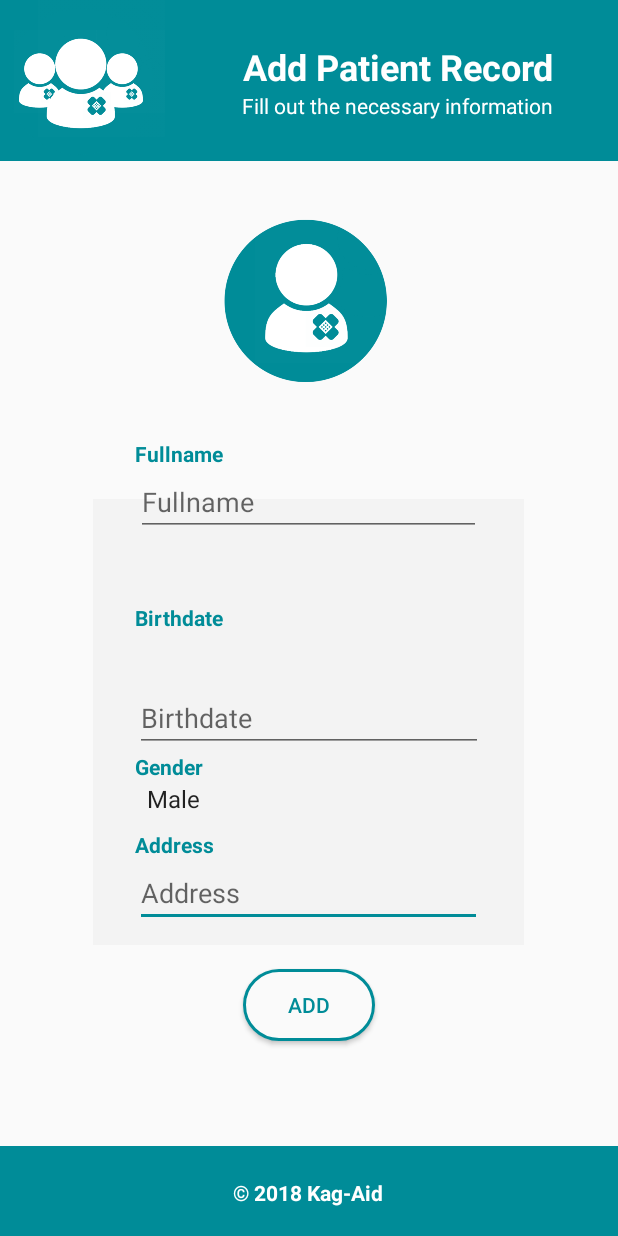
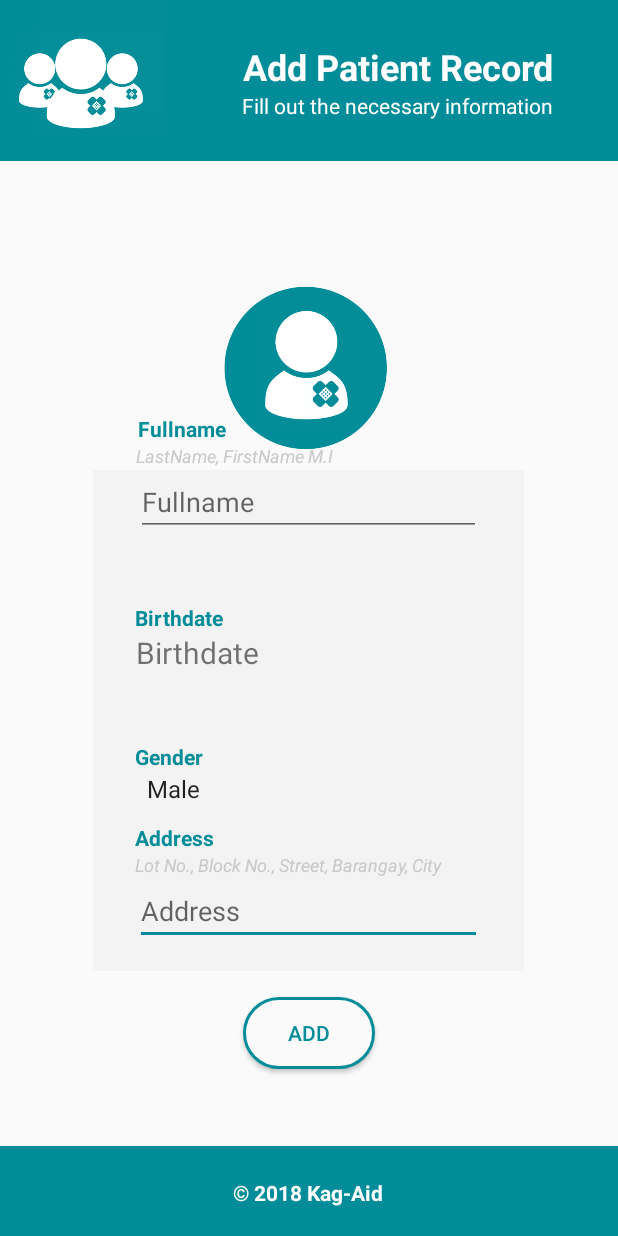
Before and after one commit to kentmicht/Capstone-Project-Kag-Aid-, an Android app: the AddPatientRecord screen opened directly, with no data from a screen before it, after a tap on "ADD", on a phone screen of 412 x 824 dp. Run offline under Robolectric (Android 15) with nearby library versions, the phone set to English and light mode, and no system bars; our stand-ins replace Firebase (no records; nobody signed in at launch, a user with empty details on screens opened directly); libraries missing offline, so code that uses them is left out: maes.tech.intentanim.

Commit message:
Added age and status for the Patient

```diff
--- a/app/src/main/AndroidManifest.xml
+++ b/app/src/main/AndroidManifest.xml
@@ -17,10 +17,10 @@
         android:roundIcon="@mipmap/ic_launcher_round"
         android:supportsRtl="true"
         android:theme="@style/AppTheme">
-        <activity android:name=".LogIn"></activity>
+        <activity android:name=".LogIn" />
         <activity
             android:name=".Homepage"
-            android:label="Homepage" >        </activity>
+            android:label="Homepage"></activity>
         <!--
              The API key for Google Maps-based APIs is defined as a string resource.
              (See the file "res/values/google_maps_api.xml").
--- a/app/src/main/java/com/example/kagaid/kagaid/Patient/AddPatientRecord.java
+++ b/app/src/main/java/com/example/kagaid/kagaid/Patient/AddPatientRecord.java
@@ -2,30 +2,41 @@ package com.example.kagaid.kagaid.Patient;
 /**
  * Created by TEAM4RA (Alcantara, Genelsa, Mozo, Talisaysay)
  **/
+import android.app.DatePickerDialog;
 import android.content.Intent;
+import android.graphics.Color;
+import android.graphics.drawable.ColorDrawable;
 import android.support.v7.app.AppCompatActivity;
 import android.os.Bundle;
 import android.text.TextUtils;
+import android.util.Log;
 import android.view.View;
 import android.widget.Button;
+import android.widget.DatePicker;
 import android.widget.EditText;
 import android.widget.Spinner;
+import android.widget.TextView;
 import android.widget.Toast;
 
 import com.example.kagaid.kagaid.R;
 import com.google.firebase.database.DatabaseReference;
 import com.google.firebase.database.FirebaseDatabase;
 
+import java.util.Calendar;
+
 import maes.tech.intentanim.CustomIntent;
 
 public class AddPatientRecord extends AppCompatActivity {
 
-    EditText fullname, birthdate, address;
+    EditText fullname, address;
+    TextView birthdate;
     Spinner gender;
     Button patientAdd;
     String uId;
 
     DatabaseReference db;
+    private android.app.DatePickerDialog.OnDateSetListener mDateSetListener;
+    private static final String TAG = "AddPatientRecord";
 
     @Override
     protected void onCreate(Bundle savedInstanceState) {
@@ -37,7 +48,7 @@ public class AddPatientRecord extends AppCompatActivity {
         Toast.makeText(this,"User Id:" + uId, Toast.LENGTH_SHORT).show();
 
         fullname = (EditText) findViewById(R.id.fullname);
-        birthdate = (EditText) findViewById(R.id.birthday);
+        birthdate = (TextView) findViewById(R.id.birthday);
         address = (EditText) findViewById(R.id.address);
         gender = (Spinner) findViewById(R.id.gender);
         patientAdd = (Button) findViewById(R.id.addPatientBtn);
@@ -48,6 +59,40 @@ public class AddPatientRecord extends AppCompatActivity {
                 addPatient();
             }
         });
+        birthdate.setOnClickListener(new View.OnClickListener(){
+            @Override
+            public void onClick(View v) {
+                Calendar cal = Calendar.getInstance();
+                int year = cal.get(Calendar.YEAR);
+                int month = cal.get(Calendar.MONTH);
+                int day = cal.get(Calendar.DAY_OF_MONTH);
+
+                DatePickerDialog dialog = new DatePickerDialog(AddPatientRecord.this,
+                        android.R.style.Theme_Holo_Light_Dialog_MinWidth,
+                        mDateSetListener,
+                        year, month, day);
+
+                dialog.getWindow().setBackgroundDrawable(new ColorDrawable(Color.TRANSPARENT));
+                dialog.show();
+            }
+        });
+
+        mDateSetListener = new android.app.DatePickerDialog.OnDateSetListener() {
+            @Override
+            public void onDateSet(DatePicker view, int year, int month, int dayOfMonth) {
+                month = month + 1;
+                Log.d(TAG, "onDataSet: yyyy-mm-dd: " + year + "-" + month + "-" + dayOfMonth);
+                if(month >= 1 && month <=9){
+                    String date = year + "-0" + month + "-" + dayOfMonth;
+                    birthdate.setText(date);
+                }else{
+                    String date = year + "-" + month + "-" + dayOfMonth;
+                    birthdate.setText(date);
+                }
+
+
+            }
+        };
     }
 
     private void addPatient(){
@@ -55,12 +100,13 @@ public class AddPatientRecord extends AppCompatActivity {
         String bdayP = birthdate.getText().toString();
         String addressP = address.getText().toString();
         String genderP = gender.getSelectedItem().toString();
+        String status = "1";
 
         if(!TextUtils.isEmpty(fullnameP) && !TextUtils.isEmpty(bdayP) && !TextUtils.isEmpty(addressP)){
             String pid = db.push().getKey();
-
+            String age = calculateAge(bdayP);
             //Patient patient = new Patient(pid, fullnameP, bdayP, genderP, addressP);
-            Patient patient = new Patient(pid, fullnameP, bdayP, genderP, addressP, "Not yet scanned");
+            Patient patient = new Patient(pid, fullnameP, bdayP, genderP, addressP, "Not yet scanned", status, age);
 
             db.child(pid).setValue(patient);
 
@@ -97,4 +143,12 @@ public class AddPatientRecord extends AppCompatActivity {
 
         return formattedDate;
     }
+
+    public String calculateAge(String date){
+        String age = null;
+        String year = date.substring(0, 4);
+
+        age = Integer.toString(Calendar.getInstance().get(Calendar.YEAR) - Integer.parseInt(year));
+        return age;
+    }
 }
--- a/app/src/main/res/layout/activity_add_patient_record.xml
+++ b/app/src/main/res/layout/activity_add_patient_record.xml
@@ -34,9 +34,8 @@
         android:id="@+id/imageView42"
         android:layout_width="122dp"
         android:layout_height="137dp"
-        android:layout_alignParentTop="true"
+        android:layout_above="@+id/imageView4"
         android:layout_centerHorizontal="true"
-        android:layout_marginTop="131dp"
         app:srcCompat="@drawable/patient_logo"
         tools:layout_editor_absoluteX="131dp"
         tools:layout_editor_absoluteY="96dp" />
@@ -44,10 +43,10 @@
     <ImageView
         android:id="@+id/imageView4"
         android:layout_width="287dp"
-        android:layout_height="297dp"
-        android:layout_alignParentBottom="true"
+        android:layout_height="334dp"
+        android:layout_alignBottom="@+id/address"
         android:layout_centerHorizontal="true"
-        android:layout_marginBottom="194dp"
+        android:layout_marginBottom="-17dp"
         app:srcCompat="@color/backgroundAddPatient"
         tools:layout_editor_absoluteX="0dp"
         tools:layout_editor_absoluteY="626dp" />
@@ -69,7 +68,7 @@
         android:layout_height="wrap_content"
         android:layout_alignParentBottom="true"
         android:layout_centerHorizontal="true"
-        android:layout_marginBottom="206dp"
+        android:layout_marginBottom="194dp"
         android:ems="10"
         android:hint="Address"
         android:inputType="textPersonName" />
@@ -85,23 +84,13 @@
         android:hint="Fullname"
         android:inputType="textPersonName" />
 
-    <EditText
-        android:id="@+id/birthday"
-        android:layout_width="232dp"
-        android:layout_height="wrap_content"
-        android:layout_above="@+id/textView13"
-        android:layout_centerHorizontal="true"
-        android:ems="10"
-        android:hint="Birthdate"
-        android:inputType="date" />
-
     <Button
         android:id="@+id/addPatientBtn"
         android:layout_width="wrap_content"
         android:layout_height="wrap_content"
         android:layout_alignParentBottom="true"
         android:layout_centerHorizontal="true"
-        android:layout_marginBottom="130dp"
+        android:layout_marginBottom="111dp"
         android:background="@drawable/loginshape"
         android:text="Add"
         android:textColor="@color/textHomepage" />
@@ -143,22 +132,43 @@
 
     <TextView
         android:id="@+id/textView8"
-        android:layout_width="71dp"
+        android:layout_width="257dp"
+        android:layout_height="wrap_content"
+        android:layout_above="@+id/textView30"
+        android:layout_alignEnd="@+id/imageView4"
+        android:text="Fullname "
+        android:textColor="@color/textHomepage"
+        android:textStyle="bold" />
+
+    <TextView
+        android:id="@+id/textView28"
+        android:layout_width="wrap_content"
+        android:layout_height="wrap_content"
+        android:layout_above="@+id/address"
+        android:layout_alignStart="@+id/address"
+        android:text="Lot No., Block No., Street, Barangay, City"
+        android:textColor="@color/gray"
+        android:textSize="12sp"
+        android:textStyle="italic" />
+
+    <TextView
+        android:id="@+id/textView30"
+        android:layout_width="wrap_content"
         android:layout_height="wrap_content"
         android:layout_above="@+id/fullname"
-        android:layout_alignStart="@+id/address"
+        android:layout_alignStart="@+id/fullname"
         android:layout_marginBottom="-312dp"
-        android:text="Fullname"
-        android:textColor="@color/textHomepage"
-        android:textStyle="bold" />
+        android:text="LastName, FirstName M.I"
+        android:textColor="@color/gray"
+        android:textSize="12sp"
+        android:textStyle="italic" />
 
     <TextView
         android:id="@+id/textView10"
         android:layout_width="wrap_content"
         android:layout_height="wrap_content"
-        android:layout_alignParentBottom="true"
+        android:layout_above="@+id/textView28"
         android:layout_alignStart="@+id/address"
-        android:layout_marginBottom="251dp"
         android:text="Address"
         android:textColor="@color/textHomepage"
         android:textStyle="bold" />
@@ -169,7 +179,7 @@
         android:layout_height="wrap_content"
         android:layout_alignParentBottom="true"
         android:layout_alignStart="@+id/address"
-        android:layout_marginBottom="303dp"
+        android:layout_marginBottom="310dp"
         android:text="Gender"
         android:textColor="@color/textHomepage"
         android:textStyle="bold" />
@@ -188,7 +198,17 @@
         android:layout_height="wrap_content"
         android:layout_alignStart="@+id/address"
         android:layout_below="@+id/textView13"
-        android:layout_marginTop="-303dp"
+        android:layout_marginTop="-310dp"
         android:entries="@array/patient_gender" />
 
+    <TextView
+        android:id="@+id/birthday"
+        android:layout_width="wrap_content"
+        android:layout_height="wrap_content"
+        android:layout_alignStart="@+id/fullname"
+        android:layout_below="@+id/textView6"
+        android:ems="10"
+        android:text="Birthdate"
+        android:textSize="20sp" />
+
 </RelativeLayout>
```
Also changed, not shown: app/src/main/java/com/example/kagaid/kagaid/Patient/Patient.java (+49 -0 lines), app/src/main/java/com/example/kagaid/kagaid/Patient/PatientRecords.java (+71 -9 lines), app/src/main/java/com/example/kagaid/kagaid/Patient/ViewPatientInfo.java (+11 -1 lines), app/src/main/res/layout/activity_update_patient_info_dialog.xml (+41 -31 lines), app/src/main/res/layout/activity_view_patient_info.xml (+36 -15 lines).
